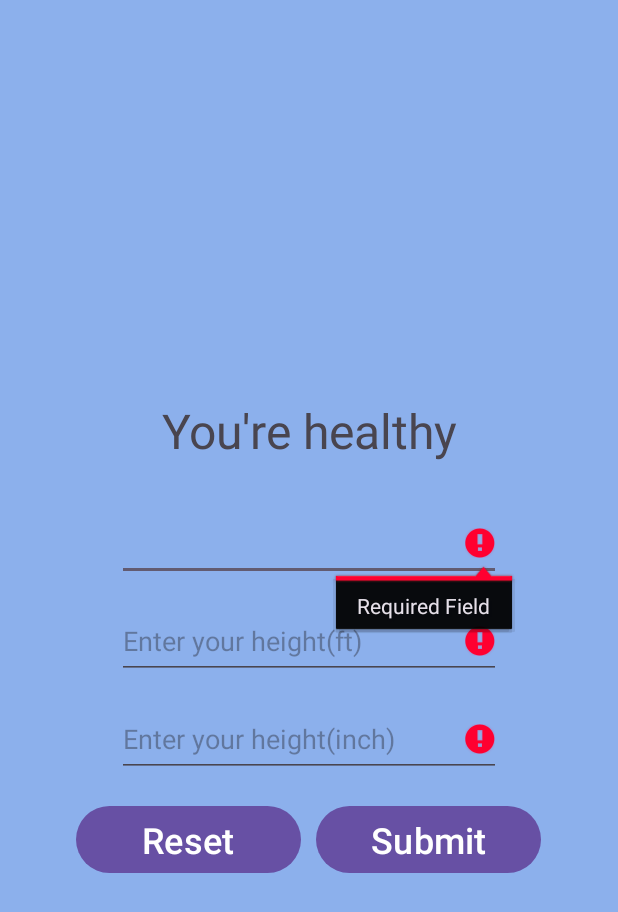
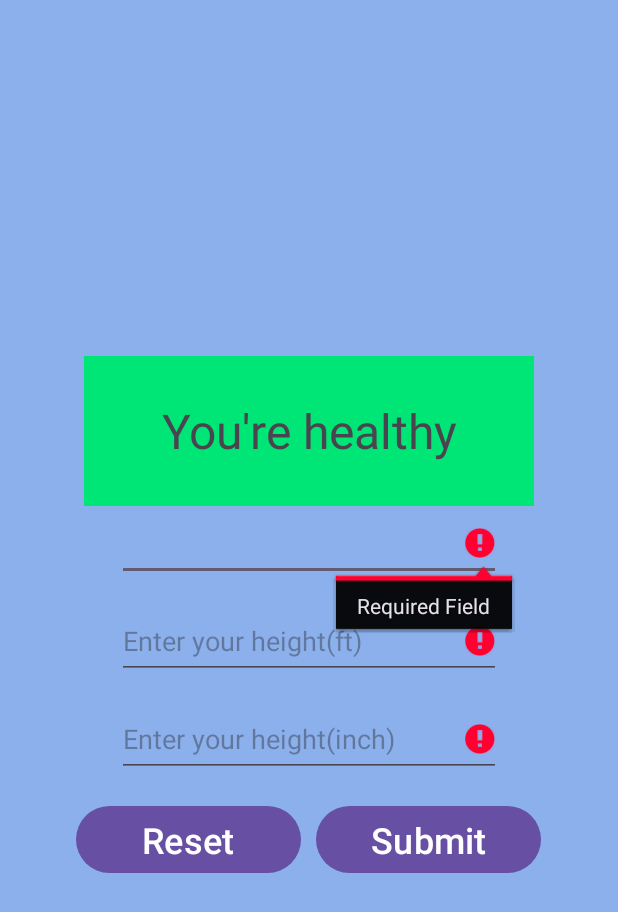
Before and after one commit to TorikulIslamOli707/smallProjects, an Android app: the screen it shows after launch (MainActivity), after a tap on "Submit", on a phone screen of 412 x 824 dp. Shown: the top 912 px of the screen. Run offline under Robolectric (Android 15) with nearby library versions, the phone set to English and light mode, and no system bars.

Commit message:
Message shows with background color-BMICalculator

```diff
--- a/BMICalculator/app/src/main/java/com/example/bmicalculator/MainActivity.kt
+++ b/BMICalculator/app/src/main/java/com/example/bmicalculator/MainActivity.kt
@@ -89,11 +89,15 @@ class MainActivity : AppCompatActivity() {
         val heightMM = heightCM / 100
         val bmi = weight / (heightMM * heightMM)
 
-        if (bmi > 25)
+        if (bmi > 25){
             resultTxtVar.text = "You're unhealthy"
-        else if (bmi < 18)
+            resultTxtVar.setBackgroundColor(resources.getColor(R.color.red))
+        }else if (bmi < 18) {
             resultTxtVar.text = "Your're underweight"
-        else
+            resultTxtVar.setBackgroundColor(resources.getColor(R.color.yellow))
+        }else {
             resultTxtVar.text = "You're healthy"
+            resultTxtVar.setBackgroundColor(resources.getColor(R.color.green))
+        }
     }
 }
--- a/BMICalculator/app/src/main/res/values/colors.xml
+++ b/BMICalculator/app/src/main/res/values/colors.xml
@@ -2,4 +2,8 @@
 <resources>
     <color name="black">#FF000000</color>
     <color name="white">#FFFFFFFF</color>
+    <color name="green">#00E676</color>
+    <color name="yellow">#FFEA00</color>
+    <color name="red">#FF1744</color>
+
 </resources>
```
